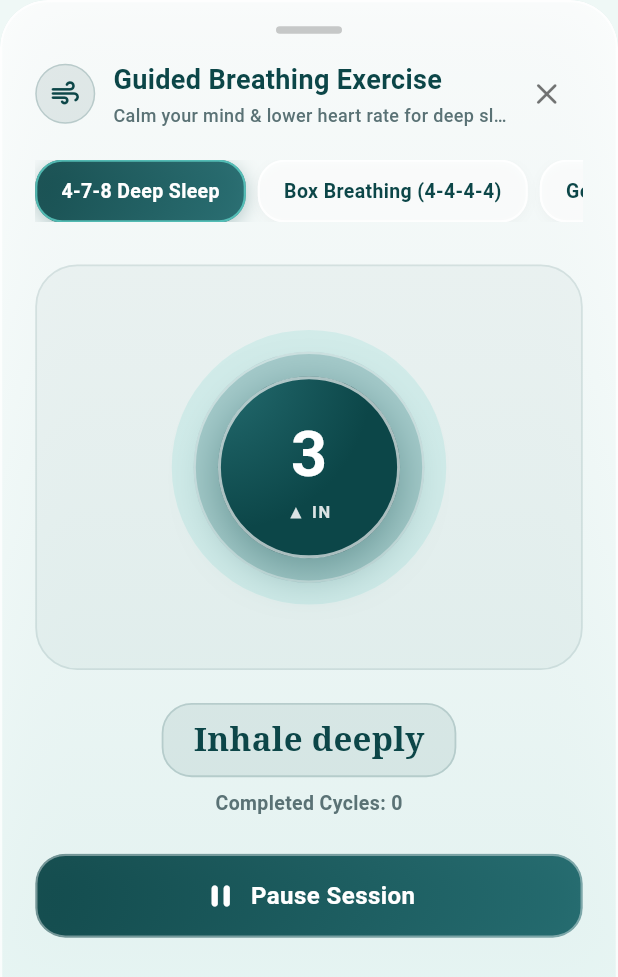
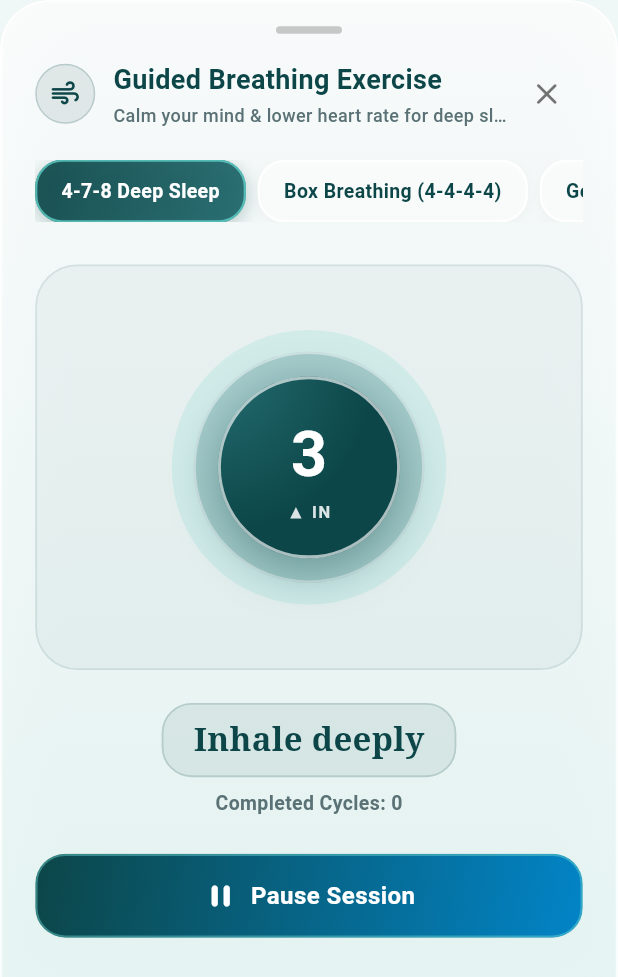
Before and after one commit to deshan2004/Aquasoothe, a Flutter app: the BreathingExerciseSheet widget shown alone on an empty page, opened directly, on a phone screen of 412 x 824 dp. Shown: the top 977 px of the screen. Run offline on Flutter 3.47's test engine with Material 3 defaults, Android fonts, the phone set to English and light mode, and no system bars; our stand-ins replace cloud_firestore, file_picker, firebase_auth, firebase_core, flutter_local_notifications, flutter_riverpod and 6 more; missing offline and left inert: audio_session; accounts and stored records are empty; network calls fail.

Commit message:
fix(ui): fix 23px overflow in profile reminder tiles and unify hero and breathing buttons to glass theme

```diff
--- a/lib/screens/sounds_library_screen.dart
+++ b/lib/screens/sounds_library_screen.dart
@@ -580,15 +580,15 @@ class _SoundsLibraryScreenState extends ConsumerState<SoundsLibraryScreen> {
                                               Icon(
                                                 Icons.phone_android_rounded,
                                                 size: 13,
-                                                color: isDark ? const Color(0xFFFFAE85) : const Color(0xFFC2410C),
+                                                color: const Color(0xFF0284C7),
                                               ),
                                               const SizedBox(width: 4),
                                               Text(
                                                 isSi ? 'දුරකථනයෙන් එක් කළ ශබ්දය' : 'Imported from Phone',
-                                                style: TextStyle(
+                                                style: const TextStyle(
                                                   fontSize: 11,
                                                   fontWeight: FontWeight.bold,
-                                                  color: isDark ? const Color(0xFFFFAE85) : const Color(0xFFC2410C),
+                                                  color: Color(0xFF0284C7),
                                                   letterSpacing: 0.2,
                                                 ),
                                               ),
--- a/lib/widgets/breathing_exercise_sheet.dart
+++ b/lib/widgets/breathing_exercise_sheet.dart
@@ -523,27 +523,19 @@ class _BreathingExerciseSheetState extends ConsumerState<BreathingExerciseSheet>
                         width: double.infinity,
                         height: 56,
                         decoration: BoxDecoration(
-                          gradient: LinearGradient(
-                            colors: _isActive
-                                ? [
-                                    const Color(0xFF0C4648).withValues(alpha: 0.95),
-                                    const Color(0xFF1E676B).withValues(alpha: 0.95),
-                                  ]
-                                : [
-                                    const Color(0xFFFFAE85).withValues(alpha: 0.95),
-                                    const Color(0xFFF89966).withValues(alpha: 0.95),
-                                  ],
+                          gradient: const LinearGradient(
+                            colors: [Color(0xFF0C4648), Color(0xFF0284C7)],
                             begin: Alignment.topLeft,
                             end: Alignment.bottomRight,
                           ),
                           borderRadius: BorderRadius.circular(20),
                           border: Border.all(
-                            color: Colors.white.withValues(alpha: 0.4),
+                            color: const Color(0xFF70D6CE).withValues(alpha: 0.45),
                             width: 1.5,
                           ),
                           boxShadow: [
                             BoxShadow(
-                              color: (_isActive ? primaryTeal : const Color(0xFFF8AB80)).withValues(alpha: 0.35),
+                              color: const Color(0xFF0C4648).withValues(alpha: 0.35),
                               blurRadius: 18,
                               offset: const Offset(0, 6),
                             ),
@@ -554,16 +546,16 @@ class _BreathingExerciseSheetState extends ConsumerState<BreathingExerciseSheet>
                           children: [
                             Icon(
                               _isActive ? Icons.pause_rounded : Icons.play_arrow_rounded,
-                              color: _isActive ? Colors.white : const Color(0xFF4D2411),
+                              color: Colors.white,
                               size: 24,
                             ),
                             const SizedBox(width: 8),
                             Text(
                               _isActive ? AppStrings.pauseBreathing(isSi) : AppStrings.startBreathing(isSi),
-                              style: TextStyle(
+                              style: const TextStyle(
                                 fontSize: 16,
                                 fontWeight: FontWeight.bold,
-                                color: _isActive ? Colors.white : const Color(0xFF4D2411),
+                                color: Colors.white,
                                 letterSpacing: 0.3,
                               ),
                             ),
```
Also changed, not shown: lib/screens/home_screen.dart (+8 -4 lines), lib/screens/profile_screen.dart (+9 -6 lines).
